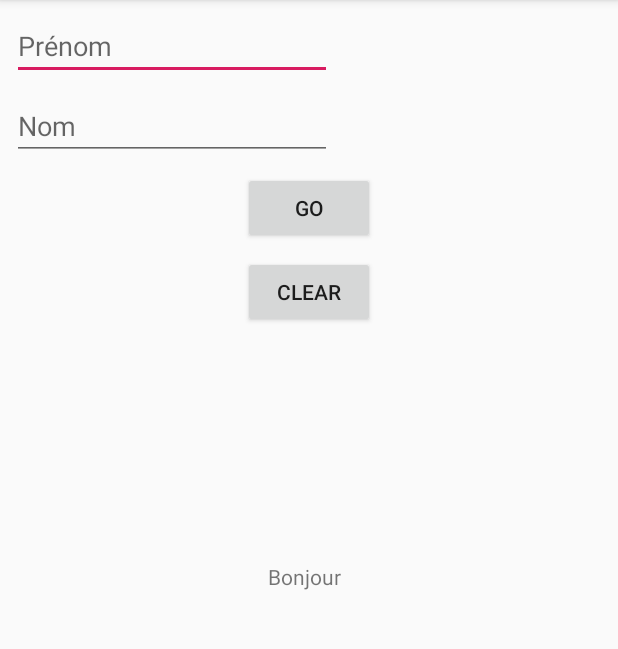
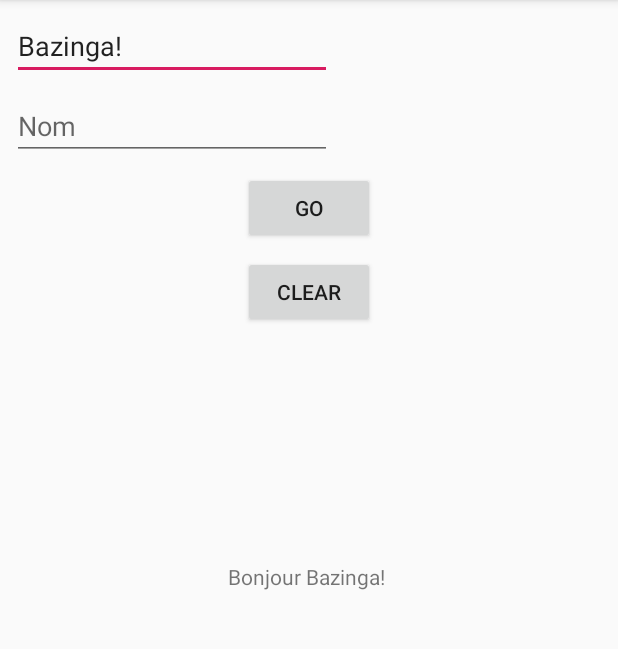
Before and after one commit to P-Giraffe/cours-android, an Android app: the screen it shows after launch (MainActivity), after a tap on "GO", on a phone screen of 412 x 824 dp, the part 84-733 px from its top. Run offline under Robolectric (Android 15) with nearby library versions, the phone set to English and light mode, and no system bars.

Commit message:
236_Variables_contenant_des_objets

```diff
--- a/cours-standard/Partie_2_BlocNote_v2/DemoKotlin/app/src/main/java/fr/purplegiraffe/demokotlin/MainActivity.kt
+++ b/cours-standard/Partie_2_BlocNote_v2/DemoKotlin/app/src/main/java/fr/purplegiraffe/demokotlin/MainActivity.kt
@@ -16,6 +16,8 @@ class MainActivity : AppCompatActivity() {
     fun goButtonTouched(button:View) {
         val firstname = firstnameField.text
         val lastname = lastnameField.text
+        val champTextePrenom = firstnameField
+        champTextePrenom.append("Bazinga!")
         fullname = "${firstname} ${lastname}"
         resultView.text = "Bonjour ${fullname}"
     }
```
